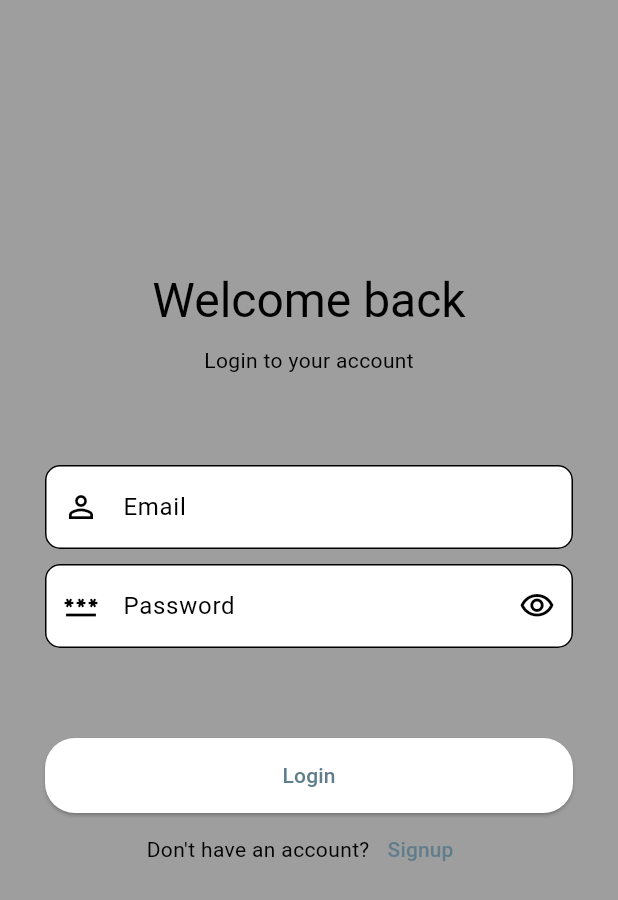
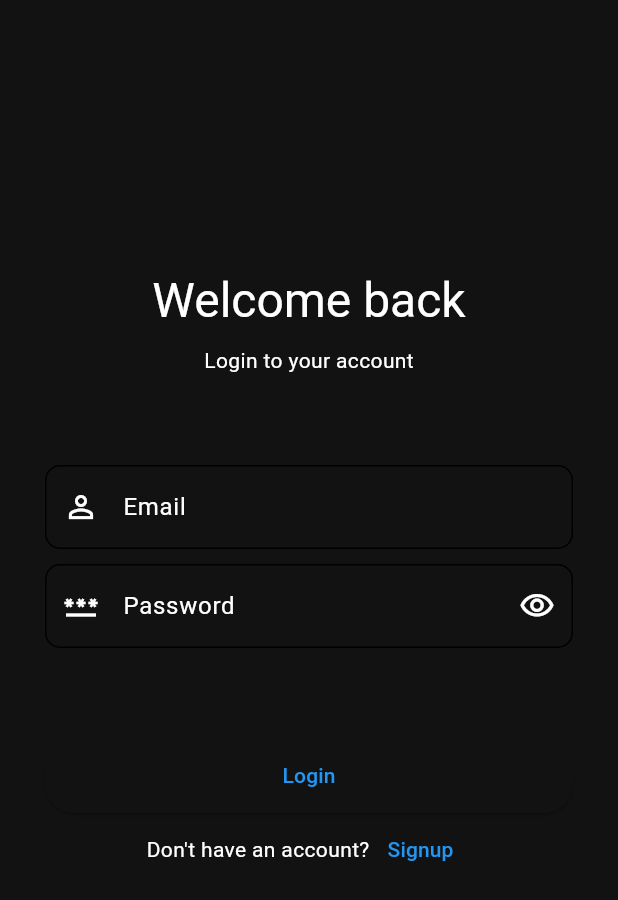
Before and after one commit to Kapperchino/subspace-frontend, a Flutter app: the screen it shows after launch, on a phone screen of 412 x 824 dp. Shown: the top 900 px of the screen. Run offline on Flutter 3.47's test engine with Material 2 defaults, Android fonts, the phone set to English and light mode, and no system bars; our stand-ins replace bloc, bloc_concurrency, dropdown_button2, equatable, flutter_bloc, flutter_secure_storage and 5 more; missing offline and left inert: any_link_preview.

Commit message:
dark theme time

```diff
--- a/lib/mainapp.dart
+++ b/lib/mainapp.dart
@@ -35,11 +35,7 @@ class MainApp extends StatelessWidget {
 
   @override
   Widget build(BuildContext context) {
-    var theme = const ColorScheme.light(
-        secondary: Colors.black,
-        background: Colors.grey,
-        primaryContainer: Colors.white10,
-        primary: Colors.blueGrey);
+    var theme = const ColorScheme.dark(primary: Colors.blue);
     return MaterialApp.router(
         theme: ThemeData(
             // Define the default brightness and colors.
```
